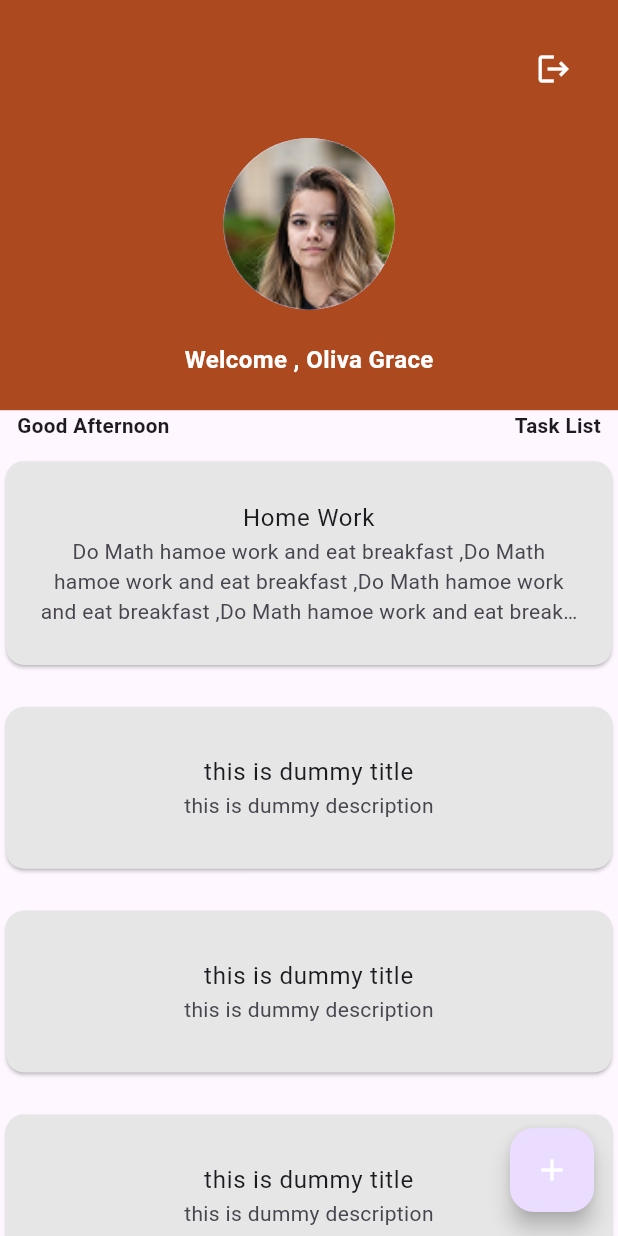
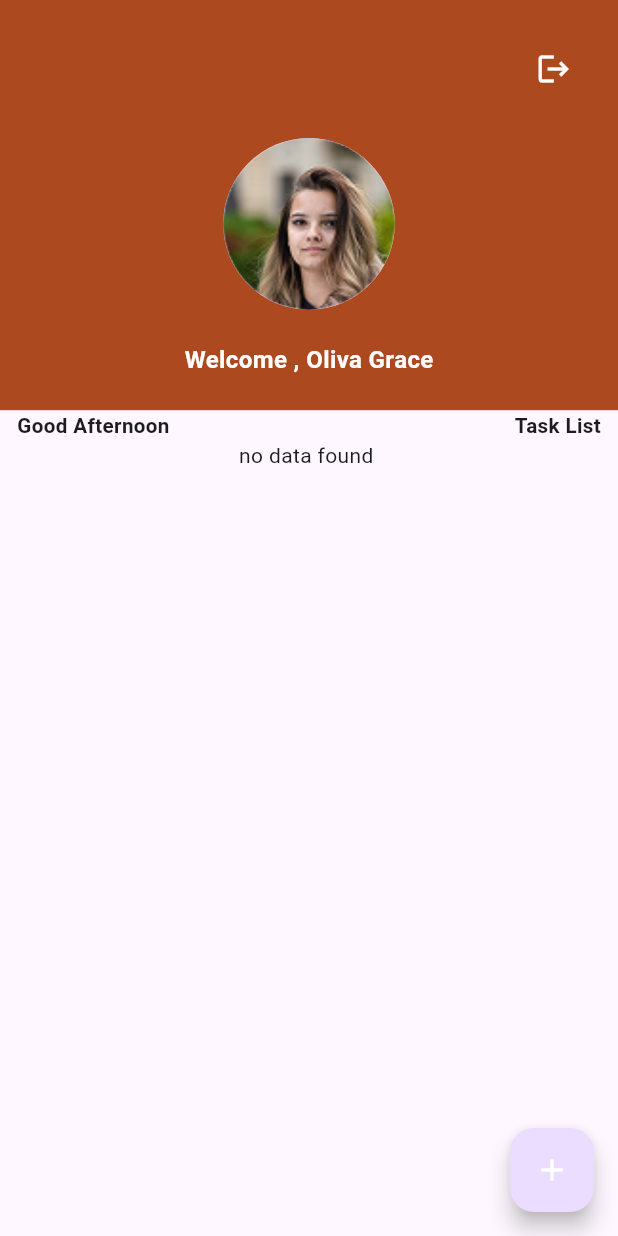
Before and after one commit to mubeenflutterdev/note-nest, a Flutter app: the screen it shows after launch, on a phone screen of 412 x 824 dp. Run offline on Flutter 3.47's test engine with Material 3 defaults, Android fonts, the light colour scheme and no system bars; our stand-ins replace cloud_firestore, firebase_auth, firebase_core, flutter_screenutil; accounts and stored records are empty.

Commit message:
data fetched

```diff
--- a/lib/View/auth_view/signup_screen.dart
+++ b/lib/View/auth_view/signup_screen.dart
@@ -2,11 +2,11 @@
 
 import 'package:flutter/material.dart';
 import 'package:note_nest/constant/app_colors.dart';
-import 'package:note_nest/View/user_view/home_screen.dart';
+import 'package:note_nest/view/user_view/home_screen.dart';
 
-import 'package:note_nest/View/auth_view/login_in_Screen.dart';
-import 'package:note_nest/View/auth_view/splash_screen.dart';
+import 'package:note_nest/view/auth_view/login_in_Screen.dart';
 import 'package:note_nest/provider/feature_provider.dart/auth_provider.dart';
+import 'package:note_nest/widgets/buttons/button_component.dart';
 import 'package:provider/provider.dart';
 
 class SignupScreen extends StatefulWidget {
--- a/lib/View/user_view/add_note_screen.dart
+++ b/lib/View/user_view/add_note_screen.dart
@@ -1,6 +1,6 @@
 import 'package:flutter/material.dart';
 import 'package:flutter_screenutil/flutter_screenutil.dart';
-import 'package:note_nest/View/auth_view/signup_screen.dart';
+import 'package:note_nest/view/auth_view/signup_screen.dart';
 
 class AddNoteScreen extends StatelessWidget {
   AddNoteScreen({super.key});
--- a/lib/View/user_view/home_screen.dart
+++ b/lib/View/user_view/home_screen.dart
@@ -1,6 +1,6 @@
 import 'package:flutter/material.dart';
 import 'package:flutter_screenutil/flutter_screenutil.dart';
-import 'package:note_nest/View/auth_view/login_in_Screen.dart';
+import 'package:note_nest/view/auth_view/login_in_Screen.dart';
 import 'package:note_nest/constant/app_colors.dart';
 import 'package:note_nest/provider/feature_provider.dart/auth_provider.dart';
 import 'package:note_nest/provider/feature_provider.dart/note_provider.dart';
@@ -130,20 +130,18 @@ class _HomeScreenState extends State<HomeScreen> {
               ],
             ),
           ),
-          // TextFormField(controller: _noteController),
-          // TextButton(
-          //   onPressed: () {
-          //     final noteText = _noteController.text.trim();
-          //     if (noteText.isNotEmpty) {
-          //       noteProvider.addNote(context, noteText);
-          //     }
-          //   },
-          //   child: Text('UPLOAD NOTE'),
-          // ),
-          // Uncomment to show notes list
-          Expanded(
+
+          Consumer<NoteProvider>(
+            builder: (context, provider, child) {
+              if (provider.isLoading == true) {
+                return CircularProgressIndicator(color: Colors.red);
+              } else if (provider.noteList.isEmpty) {
+                return Text('no data found ');
+              } else {
+                return Expanded(
                   child: ListView.builder(
-              itemCount: notesList.length, // Adjust based on your model
+                    itemCount:
+                        provider.noteList.length, // Adjust based on your model
                     itemBuilder: (context, index) => Padding(
                       padding: const EdgeInsets.symmetric(vertical: 10),
                       child: Card(
@@ -155,13 +153,13 @@ class _HomeScreenState extends State<HomeScreen> {
                           ),
                           title: Center(
                             child: Text(
-                        notesList[index]['title'],
+                              provider.noteList[index].title.toString(),
                               textAlign: TextAlign.center,
                             ),
                           ),
                           subtitle: Center(
                             child: Text(
-                        notesList[index]['description'],
+                              provider.noteList[index].description.toString(),
                               maxLines: 3,
                               overflow: TextOverflow.ellipsis,
 
@@ -172,6 +170,9 @@ class _HomeScreenState extends State<HomeScreen> {
                       ),
                     ),
                   ),
+                );
+              }
+            },
           ),
         ],
       ),
--- a/lib/main.dart
+++ b/lib/main.dart
@@ -1,7 +1,7 @@
 import 'package:firebase_core/firebase_core.dart';
 import 'package:flutter/material.dart';
 import 'package:flutter_screenutil/flutter_screenutil.dart';
-import 'package:note_nest/View/user_view/home_screen.dart';
+import 'package:note_nest/view/user_view/home_screen.dart';
 import 'package:note_nest/firebase_options.dart';
 
 import 'package:note_nest/provider/feature_provider.dart/auth_provider.dart';
--- a/lib/models/note_model.dart
+++ b/lib/models/note_model.dart
@@ -1,39 +1,41 @@
 import 'package:cloud_firestore/cloud_firestore.dart';
 
 class NoteModel {
-  String title;
-  String description;
-  String dateTime;
-  String userId;
-  String docId;
+  final String docId;
+  final String userId;
+  final String title;
+  final String description;
+  final String dateTime;
+
   NoteModel({
+    required this.docId,
+    required this.userId,
     required this.title,
     required this.description,
     required this.dateTime,
-    required this.userId,
-    required this.docId,
   });
-  // Convert Firestore Document to NoteModel
-  factory NoteModel.fromFirestore(DocumentSnapshot doc) {
-    Map<String, dynamic> data = doc.data() as Map<String, dynamic>;
+
+  // Convert Firestore data to Dart object
+  factory NoteModel.fromFirestore(
+    Map<String, dynamic> data,
+    String documentId,
+  ) {
     return NoteModel(
+      docId: documentId,
+      userId: data['userId'] ?? '',
       title: data['title'] ?? '',
       description: data['description'] ?? '',
       dateTime: data['dateTime'] ?? '',
-      userId: data['userId'] ?? '',
-      docId: data['docId'] ?? '',
     );
   }
-  // Convert NoteModel to Firestore Document
+
+  // Convert Dart object to Firestore map
   Map<String, dynamic> toFirestore() {
-    return {'title': title,
-    'description':description,
-    'dateTime':dateTime,
-    'userId':userId,
-    'docId':docId,
-
-
-
+    return {
+      'userId': userId,
+      'title': title,
+      'description': description,
+      'dateTime': dateTime,
     };
   }
 }
```
Also changed, not shown: lib/View/auth_view/login_in_Screen.dart (+4 -4 lines), lib/View/auth_view/splash_screen.dart (+2 -41 lines), lib/provider/feature_provider.dart/note_provider.dart (+51 -39 lines), lib/widgets/buttons/button_component.dart (added, +41 -0 lines). Lines whose indentation alone changed are shown as unchanged.
